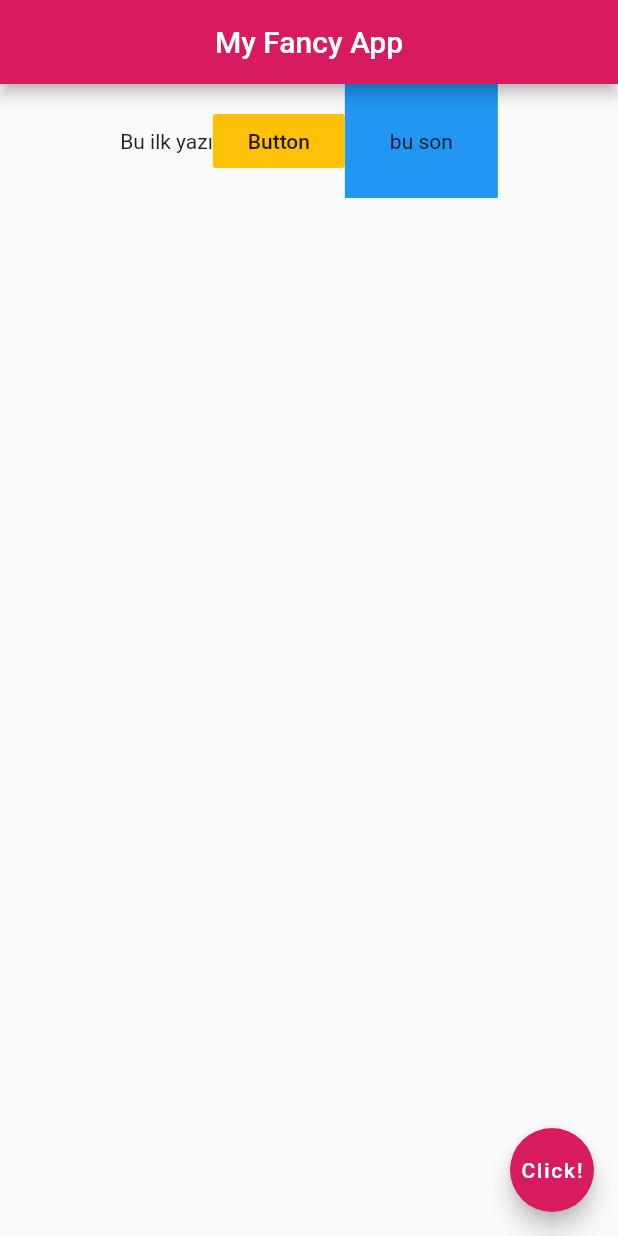
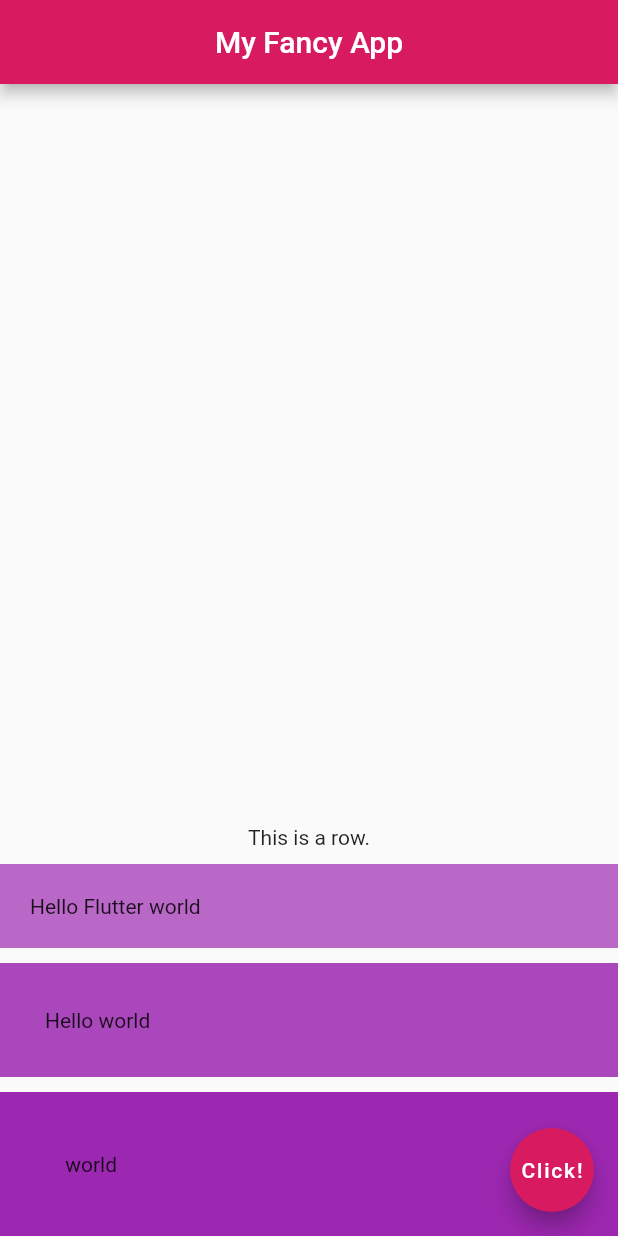
Before and after one commit to kiraci/basicAppFlutter, a Flutter app: the screen it shows after launch, on a phone screen of 412 x 824 dp. Run offline on Flutter 3.47's test engine with Material 2 defaults, Android fonts, the phone set to English and light mode, and no system bars.

Commit message:
Colums have been learned.

```diff
--- a/basicApp/lib/main.dart
+++ b/basicApp/lib/main.dart
@@ -15,20 +15,31 @@ class MyApp extends StatelessWidget{
         centerTitle: true,
         backgroundColor: Colors.pink[600],
       ),
-      body: Row(
-        mainAxisAlignment: MainAxisAlignment.center,
-        crossAxisAlignment: CrossAxisAlignment.center,
+      body: Column(
+        mainAxisAlignment: MainAxisAlignment.end,
+        crossAxisAlignment: CrossAxisAlignment.stretch,
         children: <Widget>[
-          Text("Bu ilk yazı"),
-          FlatButton(
-            child: Text("Button"),
-            onPressed: () {},
-            color: Colors.amber[500],
+          Row(
+            mainAxisAlignment: MainAxisAlignment.center,
+            children: <Widget>[
+              Text( "This is a row." )
+            ],
           ),
           Container(
-            child: Text("bu son"),
+            child: Text("Hello Flutter world"),
+            color: Colors.purple[300],
+            padding: EdgeInsets.all(20.0),
+            margin: EdgeInsets.only(top: 10.0),
+          ),Container(
+            child: Text("Hello world"),
+            color: Colors.purple[400],
             padding: EdgeInsets.all(30.0),
-            color: Colors.blue[500],
+            margin: EdgeInsets.only(top: 10.0),
+          ),Container(
+            child: Text(" world"),
+            color: Colors.purple[500],
+            padding: EdgeInsets.all(40.0),
+            margin: EdgeInsets.only(top: 10.0),
           ),
         ],
       ),
```
